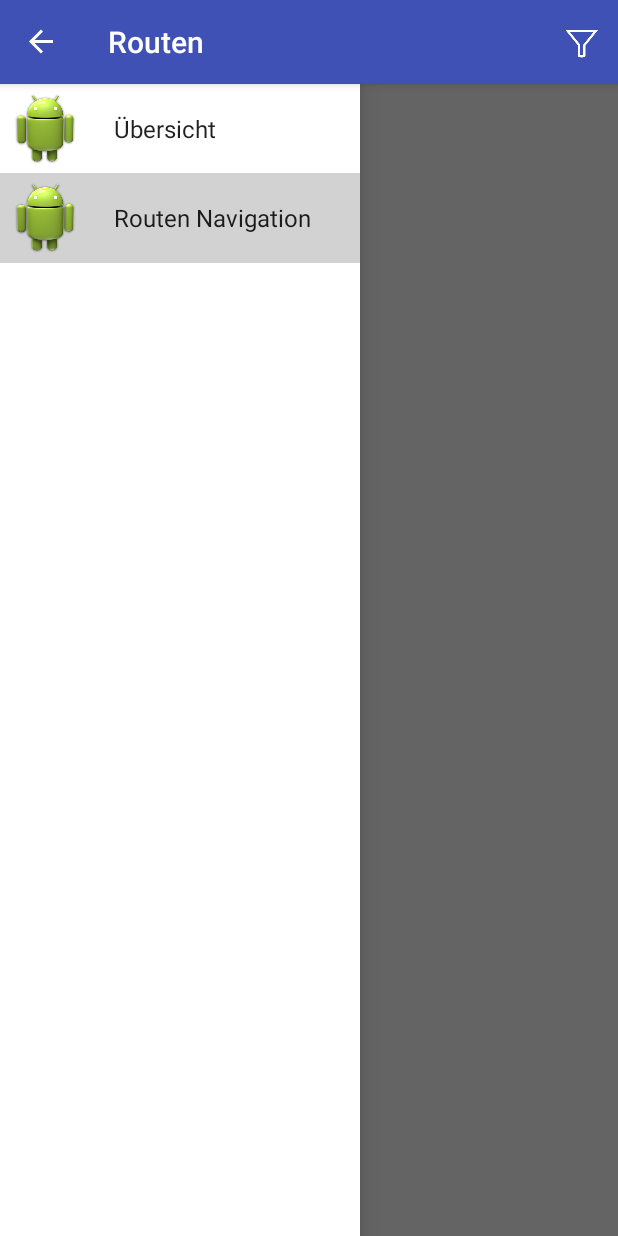
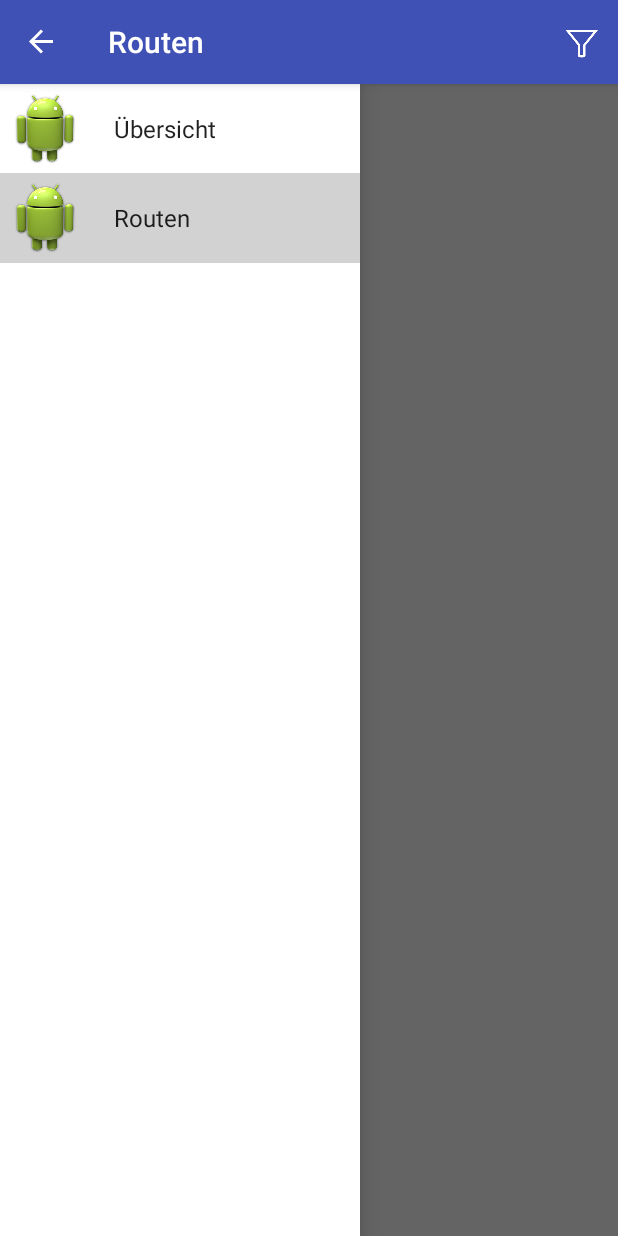
Before and after one commit to HiP-App/HiP-Android, an Android app: the RouteActivity screen opened directly, with no data from a screen before it, with the side drawer open, on a phone screen of 412 x 824 dp. Run offline under Robolectric (Android 15) with nearby library versions, the phone set to English and light mode, and no system bars; libraries missing offline, so code that uses them is left out: com.couchbase.lite; pictures from the network do not load; 6 statements that could not run were skipped.

Commit message:
renamed route item in navigation drawer

```diff
--- a/app/src/main/java/de/upb/hip/mobile/adapters/NavigationDrawerAdapter.java
+++ b/app/src/main/java/de/upb/hip/mobile/adapters/NavigationDrawerAdapter.java
@@ -91,6 +91,6 @@ public class NavigationDrawerAdapter extends BaseAdapter {
     private String[] mDescriptions =
             {
                     "Übersicht",
-                    "Routen Navigation"
+                    "Routen"
             };
 }
```
